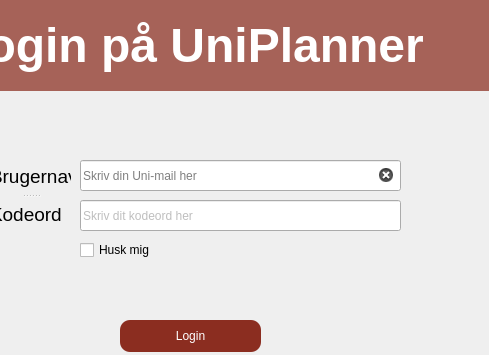
Before: the Qt Designer form View/Login_UniPlanner.ui in FrederikkeValentin/Iteration-1, drawn with Qt 5; both pictures show x 110 to 599 and y 0 to 355 of the 599 by 535 pixel window.
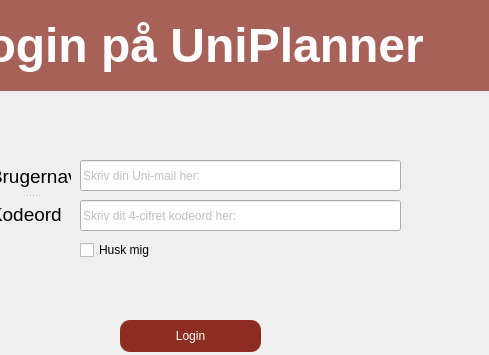
After: the same form once the commit is applied.

The edit to the form file:
```diff
--- a/View/Login_UniPlanner.ui
+++ b/View/Login_UniPlanner.ui
@@ -48,11 +48,11 @@
 border-color: rgb(139, 45, 32);</string>
     </property>
     <property name="text">
-     <string>Skriv din Uni-mail her</string>
-    </property>
-    <property name="placeholderText">
      <string/>
     </property>
+    <property name="placeholderText">
+     <string>Skriv din Uni-mail her:</string>
+    </property>
     <property name="clearButtonEnabled">
      <bool>true</bool>
     </property>
@@ -82,7 +82,7 @@
      <enum>QLineEdit::Password</enum>
     </property>
     <property name="placeholderText">
-     <string>Skriv dit kodeord her</string>
+     <string>Skriv dit 4-cifret kodeord her:</string>
     </property>
     <property name="clearButtonEnabled">
      <bool>true</bool>
```
Left out of the diff: 3 changed lines with no effect on the pictures.
